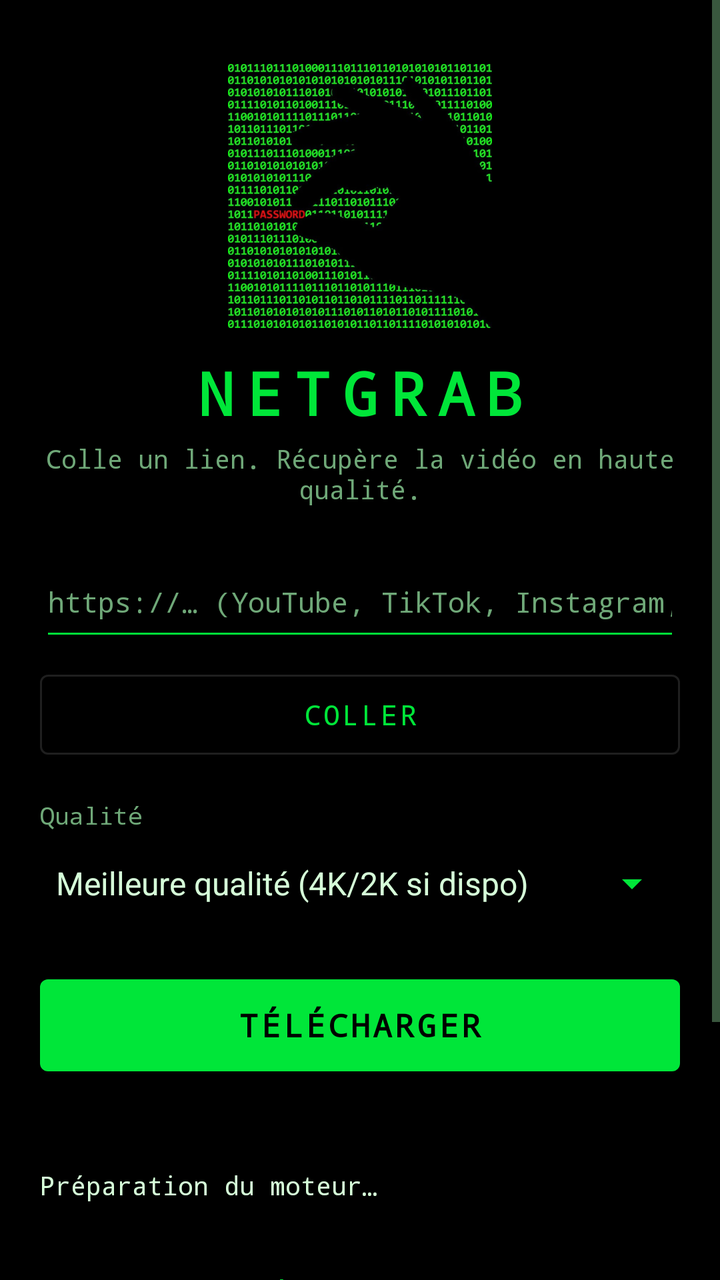
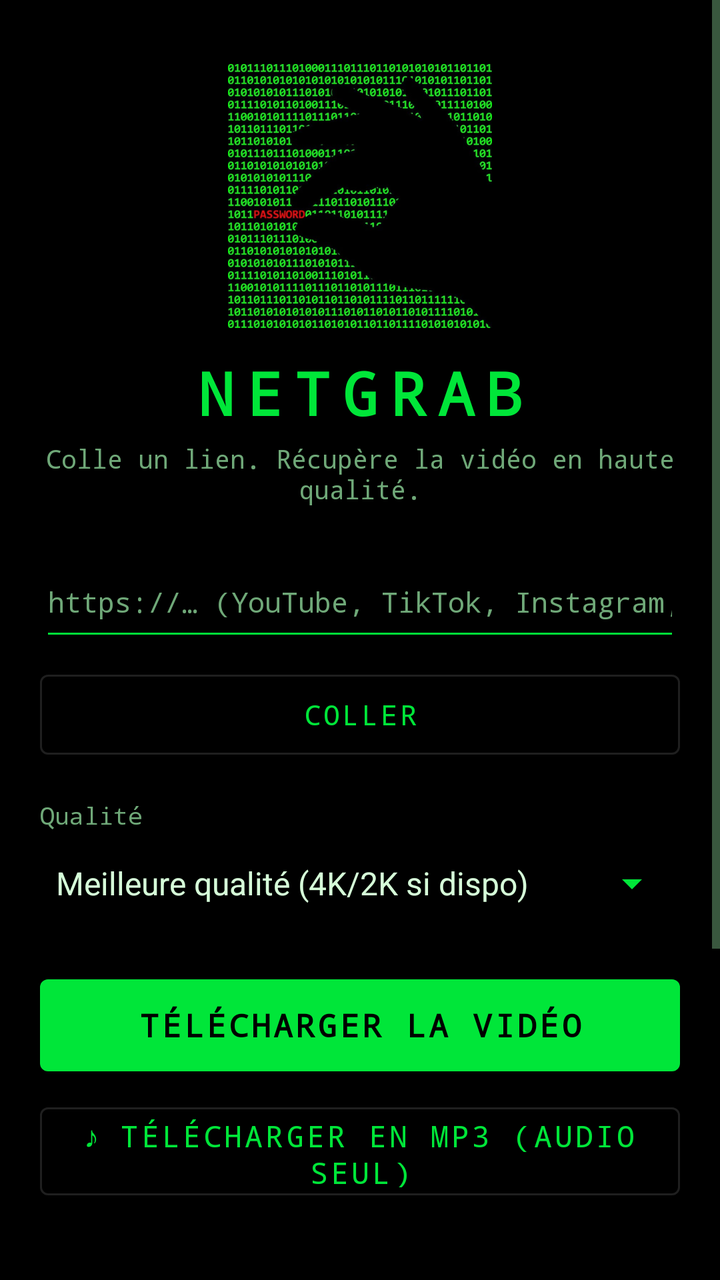

Two renders of the same Android screen: before a commit and after it. Below are the layout's source before the change and the commit's diff.
<!-- AndroidManifest.xml: application theme Theme.NetGrab -->
<!-- res/layout/activity_main.xml -->
<?xml version="1.0" encoding="utf-8"?>
<ScrollView xmlns:android="http://schemas.android.com/apk/res/android"
    android:layout_width="match_parent"
    android:layout_height="match_parent"
    android:background="@color/black"
    android:fillViewport="true">

    <LinearLayout
        android:layout_width="match_parent"
        android:layout_height="wrap_content"
        android:gravity="center_horizontal"
        android:orientation="vertical"
        android:padding="20dp">

        <ImageView
            android:layout_width="132dp"
            android:layout_height="132dp"
            android:layout_marginTop="12dp"
            android:contentDescription="@string/logo_desc"
            android:src="@drawable/logo" />

        <TextView
            android:layout_width="wrap_content"
            android:layout_height="wrap_content"
            android:layout_marginTop="12dp"
            android:fontFamily="monospace"
            android:letterSpacing="0.2"
            android:text="@string/app_name"
            android:textAllCaps="true"
            android:textColor="@color/matrix_green"
            android:textSize="30sp"
            android:textStyle="bold" />

        <TextView
            android:layout_width="wrap_content"
            android:layout_height="wrap_content"
            android:layout_marginTop="4dp"
            android:layout_marginBottom="20dp"
            android:fontFamily="monospace"
            android:gravity="center"
            android:text="@string/tagline"
            android:textColor="@color/text_dim"
            android:textSize="13sp" />

        <EditText
            android:id="@+id/urlInput"
            android:layout_width="match_parent"
            android:layout_height="wrap_content"
            android:backgroundTint="@color/matrix_green"
            android:fontFamily="monospace"
            android:hint="@string/hint_url"
            android:importantForAutofill="no"
            android:inputType="textUri"
            android:maxLines="3"
            android:minHeight="52dp"
            android:textColor="@color/text_main"
            android:textColorHint="@color/text_dim"
            android:textSize="14sp" />

        <Button
            android:id="@+id/pasteBtn"
            style="@style/Widget.MaterialComponents.Button.OutlinedButton"
            android:layout_width="match_parent"
            android:layout_height="52dp"
            android:layout_marginTop="6dp"
            android:fontFamily="monospace"
            android:text="@string/paste" />

        <TextView
            android:layout_width="match_parent"
            android:layout_height="wrap_content"
            android:layout_marginTop="16dp"
            android:fontFamily="monospace"
            android:text="@string/quality"
            android:textColor="@color/text_dim"
            android:textSize="12sp" />

        <Spinner
            android:id="@+id/qualitySpinner"
            android:layout_width="match_parent"
            android:layout_height="52dp"
            android:backgroundTint="@color/matrix_green"
            android:entries="@array/qualities" />

        <Button
            android:id="@+id/downloadBtn"
            android:layout_width="match_parent"
            android:layout_height="58dp"
            android:layout_marginTop="16dp"
            android:fontFamily="monospace"
            android:text="@string/download"
            android:textSize="16sp"
            android:textStyle="bold" />

        <ProgressBar
            android:id="@+id/progressBar"
            style="?android:attr/progressBarStyleHorizontal"
            android:layout_width="match_parent"
            android:layout_height="wrap_content"
            android:layout_marginTop="18dp"
            android:max="100"
            android:progressTint="@color/matrix_green"
            android:visibility="invisible" />

        <TextView
            android:id="@+id/statusText"
            android:layout_width="match_parent"
            android:layout_height="wrap_content"
            android:layout_marginTop="8dp"
            android:fontFamily="monospace"
            android:text="@string/st_preparing"
            android:textColor="@color/text_main"
            android:textIsSelectable="true"
            android:textSize="13sp" />

        <Button
            android:id="@+id/updateBtn"
            style="@style/Widget.MaterialComponents.Button.TextButton"
            android:layout_width="wrap_content"
            android:layout_height="52dp"
            android:layout_marginTop="20dp"
            android:fontFamily="monospace"
            android:text="@string/update_engine" />

        <TextView
            android:layout_width="match_parent"
            android:layout_height="wrap_content"
            android:layout_marginTop="12dp"
            android:fontFamily="monospace"
            android:text="@string/networks"
            android:textColor="@color/text_dim"
            android:textSize="12sp" />

        <TextView
            android:layout_width="match_parent"
            android:layout_height="wrap_content"
            android:layout_marginTop="10dp"
            android:fontFamily="monospace"
            android:text="@string/legal"
            android:textColor="@color/alert_red"
            android:textSize="11sp" />
    </LinearLayout>
</ScrollView>
<!-- resources referenced by this layout -->
<resources>
  <string-array name="qualities">
          <item>Meilleure qualité (4K/2K si dispo)</item>
          <item>1080p (Full HD)</item>
          <item>720p (HD)</item>
          <item>480p (léger)</item>
          <item>Audio seul (MP3)</item>
      </string-array>
  <color name="alert_red">#FF2A2A</color>
  <color name="black">#000000</color>
  <color name="matrix_green">#00E639</color>
  <color name="text_dim">#6FA878</color>
  <color name="text_main">#D6FFD9</color>
  <!-- drawable logo: png bitmap (drawable-nodpi, 346313 bytes) -->
  <string name="app_name">NetGrab</string>
  <string name="download">Télécharger</string>
  <string name="hint_url">https://… (YouTube, TikTok, Instagram, Facebook, X…)</string>
  <string name="legal">Ne télécharge que des contenus dont tu as les droits ou l\'autorisation.</string>
  <string name="logo_desc">Logo NetGrab</string>
  <string name="networks">Réseaux pris en charge : YouTube, TikTok, Instagram, Facebook, X (Twitter), Snapchat, Pinterest, Vimeo, Dailymotion, Reddit, Twitch et plus de 1000 autres sites.</string>
  <string name="paste">Coller</string>
  <string name="quality">Qualité</string>
  <string name="st_preparing">Préparation du moteur…</string>
  <string name="tagline">Colle un lien. Récupère la vidéo en haute qualité.</string>
  <string name="update_engine">Mettre à jour le moteur</string>
  <style name="Theme.NetGrab" parent="Theme.MaterialComponents.NoActionBar">
          <item name="colorPrimary">@color/matrix_green</item>
          <item name="colorPrimaryVariant">@color/matrix_green_dim</item>
          <item name="colorOnPrimary">@color/black</item>
          <item name="colorSecondary">@color/matrix_green</item>
          <item name="colorOnSecondary">@color/black</item>
          <item name="colorError">@color/alert_red</item>
          <item name="android:windowBackground">@color/black</item>
          <item name="android:statusBarColor">@color/black</item>
          <item name="android:navigationBarColor">@color/black</item>
          <item name="android:textColorPrimary">@color/text_main</item>
          <item name="android:textColorSecondary">@color/text_dim</item>
      </style>
  <color name="matrix_green_dim">#0A7A25</color>
</resources>

<!-- the commit's change to res/layout/activity_main.xml (unified diff, before → after) -->
@@ -92,6 +92,16 @@
             android:textSize="16sp"
             android:textStyle="bold" />
 
+        <Button
+            android:id="@+id/mp3Btn"
+            style="@style/Widget.MaterialComponents.Button.OutlinedButton"
+            android:layout_width="match_parent"
+            android:layout_height="56dp"
+            android:layout_marginTop="6dp"
+            android:fontFamily="monospace"
+            android:text="@string/download_mp3"
+            android:textSize="15sp" />
+
         <ProgressBar
             android:id="@+id/progressBar"
             style="?android:attr/progressBarStyleHorizontal"
<!-- resource entries referenced after the edit -->
@@ -14,7 +14,8 @@
   <color name="text_main">#D6FFD9</color>
   <!-- drawable logo: png bitmap (drawable-nodpi, 346313 bytes) -->
   <string name="app_name">NetGrab</string>
-  <string name="download">Télécharger</string>
+  <string name="download">Télécharger la vidéo</string>
+  <string name="download_mp3">♪ Télécharger en MP3 (audio seul)</string>
   <string name="hint_url">https://… (YouTube, TikTok, Instagram, Facebook, X…)</string>
   <string name="legal">Ne télécharge que des contenus dont tu as les droits ou l\'autorisation.</string>
   <string name="logo_desc">Logo NetGrab</string>
